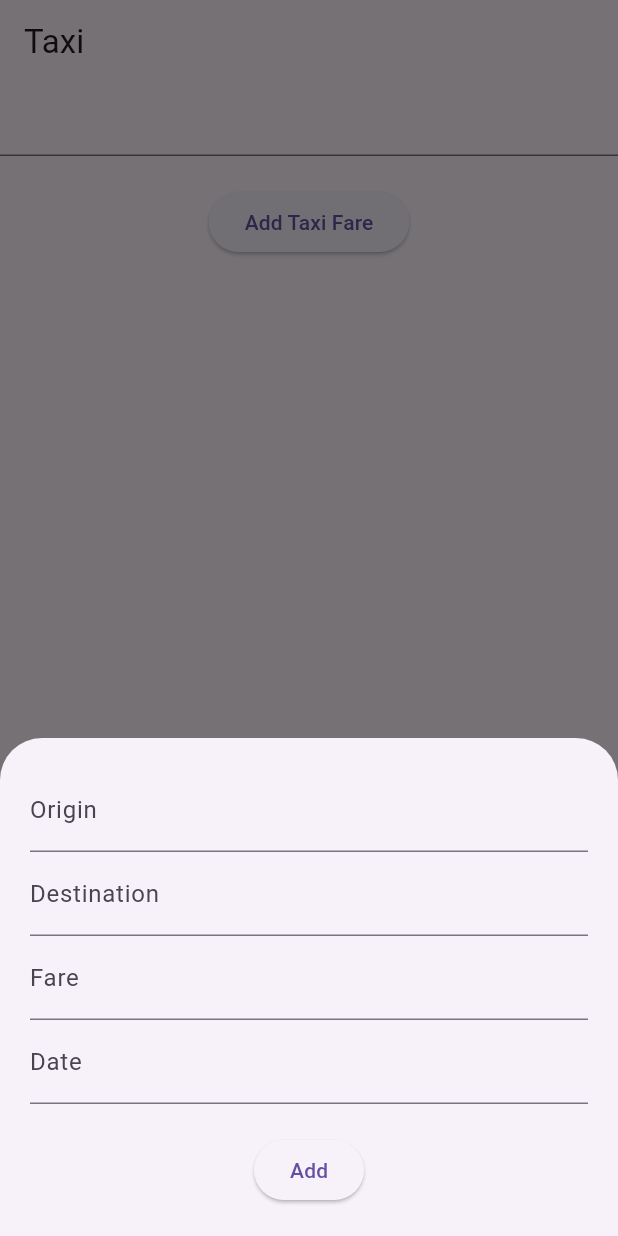
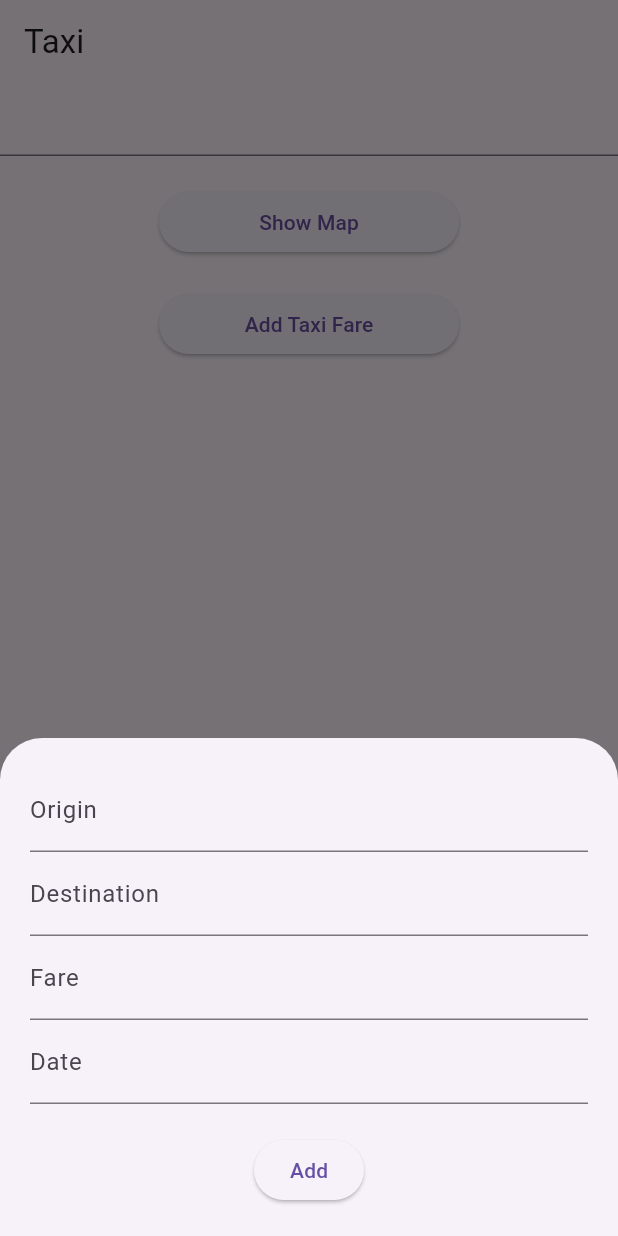
Before and after one commit to zacw-243L/flutter-transport-app, a Flutter app: the screen it shows once a user with an empty profile is signed in, item 3 of the bottom bar chosen, after a tap on "Add Taxi Fare", on a phone screen of 412 x 824 dp. Run offline on Flutter 3.47's test engine with Material 3 defaults, Android fonts, the phone set to English and light mode, and no system bars; our stand-ins replace cloud_firestore, firebase_auth, firebase_core; missing offline and left inert: firebase_ui_auth; accounts and stored records are empty; network calls fail.

Commit message:
Added Task 9

```diff
--- a/lib/screens/taxi_screen.dart
+++ b/lib/screens/taxi_screen.dart
@@ -77,7 +77,29 @@ class _TaxiScreenState extends State<TaxiScreen> {
             ),
             SizedBox(height: 20), // Add a 20 pixel high empty space
             Center(
+              child: SizedBox(
+                width: 200, // Set the width of the button
                 child: ElevatedButton(
+                  style: ElevatedButton.styleFrom(
+                    minimumSize: Size(double.infinity, 40),
+                  ),
+                  onPressed: () async {
+                    await openMap(
+                      _selectedTaxiStand.latitude,
+                      _selectedTaxiStand.longitude,
+                    );
+                  },
+                  child: const Text('Show Map'),
+                ),
+              ),
+            ),
+            SizedBox(height: 20), // Add a 20 pixel high empty space
+            Center(
+              child: SizedBox(
+                width: 200, // Set the width of the button
+                child: ElevatedButton(
+                  style: ElevatedButton.styleFrom(
+                      minimumSize: Size(double.infinity, 40)),
                   onPressed: () {
                     showModalBottomSheet(
                       isScrollControlled: true,
@@ -86,7 +108,8 @@ class _TaxiScreenState extends State<TaxiScreen> {
                         return SingleChildScrollView(
                           child: Container(
                             padding: EdgeInsets.only(
-                            bottom: MediaQuery.of(context).viewInsets.bottom),
+                                bottom:
+                                    MediaQuery.of(context).viewInsets.bottom),
                             child: const AddTaxiScreen(),
                           ),
                         );
@@ -96,8 +119,8 @@ class _TaxiScreenState extends State<TaxiScreen> {
                   child: const Text('Add Taxi Fare'),
                 ),
               ),
+            ),
           ],
-      ),
-    );
+        ));
   }
 }
```
Lines whose indentation alone changed are shown as unchanged.
